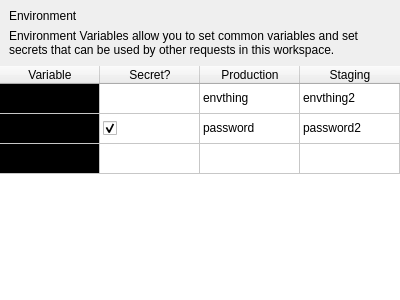
Above: libthezzz/widgets/providereditor/environmentprovidereditor.ui from theCheeseboard/theZzz before the change. Below: the same form after it.
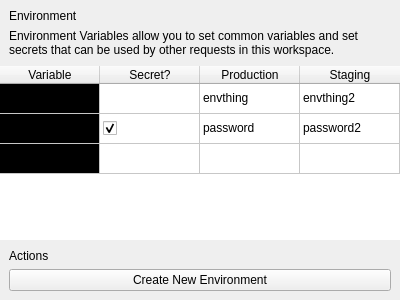
That is the form after the change. Custom widgets are drawn as their Qt base class.

Commit message: Allow editing environments

```diff
--- a/libthezzz/widgets/providereditor/environmentprovidereditor.ui
+++ b/libthezzz/widgets/providereditor/environmentprovidereditor.ui
@@ -196,6 +196,39 @@
      </item>
     </widget>
    </item>
+   <item>
+    <layout class="QVBoxLayout" name="verticalLayout_3">
+     <property name="spacing">
+      <number>6</number>
+     </property>
+     <property name="leftMargin">
+      <number>9</number>
+     </property>
+     <property name="topMargin">
+      <number>9</number>
+     </property>
+     <property name="rightMargin">
+      <number>9</number>
+     </property>
+     <property name="bottomMargin">
+      <number>9</number>
+     </property>
+     <item>
+      <widget class="tSubtitleLabel" name="subtitleLabel_2">
+       <property name="text">
+        <string>Actions</string>
+       </property>
+      </widget>
+     </item>
+     <item>
+      <widget class="QPushButton" name="newEnvironmentButton">
+       <property name="text">
+        <string>Create New Environment</string>
+       </property>
+      </widget>
+     </item>
+    </layout>
+   </item>
   </layout>
  </widget>
  <customwidgets>
```
Left out of the diff: 3 changed lines with no effect on the pictures. The commit also changes 4 other files.
